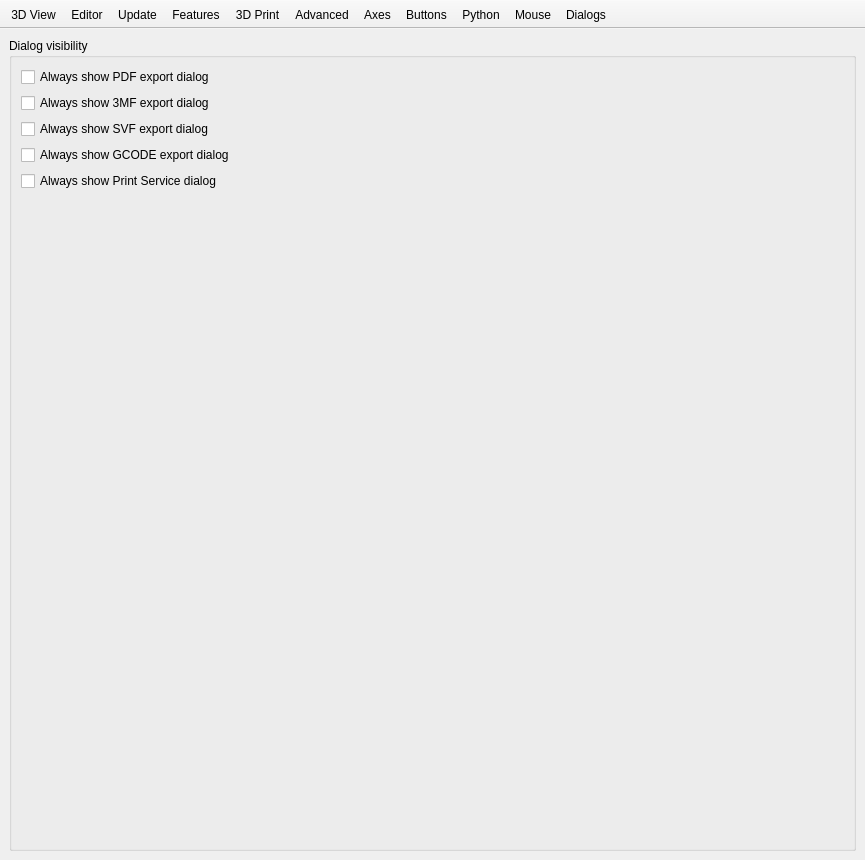
Above: src/gui/Preferences.ui from pythonscad/pythonscad before the change. Below: the same form after it.
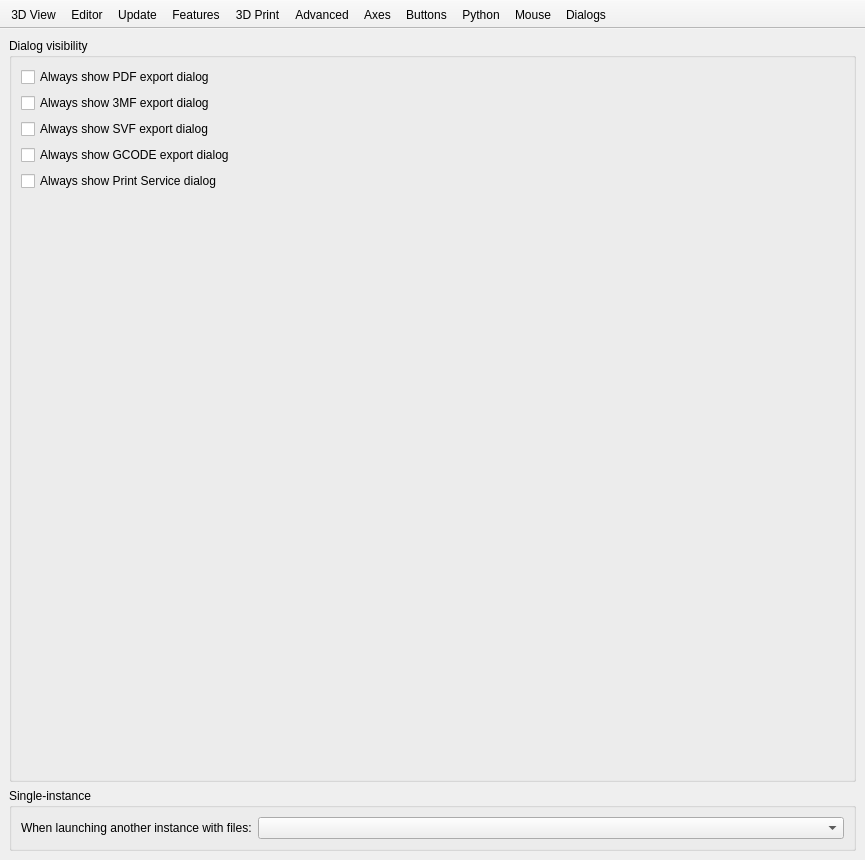
That is the form after the change. The open tabs and pages were chosen to show the change. Icons and pictures are not drawn. Custom widgets are drawn as their Qt base class.

Commit message:
feat(gui): enforce single-instance IPC
Add single-instance locking with IPC routing, track the last active
window for focus/open behavior, and expose the preference + CLI
override. Document the new --open-in flag in the man page.

```diff
--- a/src/gui/Preferences.ui
+++ b/src/gui/Preferences.ui
@@ -2990,6 +2990,25 @@
           </layout>
          </widget>
         </item>
+        <item>
+         <widget class="QGroupBox" name="groupBoxSingleInstance">
+          <property name="title">
+           <string>Single-instance</string>
+          </property>
+          <layout class="QFormLayout" name="formLayoutSingleInstance">
+           <item row="0" column="0">
+            <widget class="QLabel" name="labelSingleInstanceOpenMode">
+             <property name="text">
+              <string>When launching another instance with files:</string>
+             </property>
+            </widget>
+           </item>
+           <item row="0" column="1">
+            <widget class="QComboBox" name="comboBoxSingleInstanceOpenMode"/>
+           </item>
+          </layout>
+         </widget>
+        </item>
        </layout>
       </widget>
      </widget>
```
The commit also changes 11 other files.
